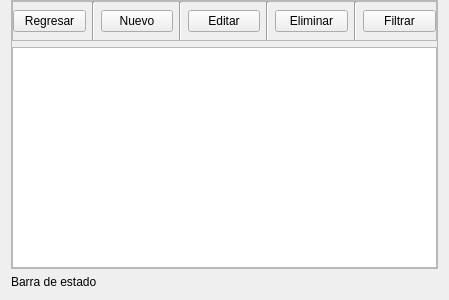
The window that view/ui/product_management.ui (R0land013/blue-pos) describes before a commit, drawn with Qt 5.
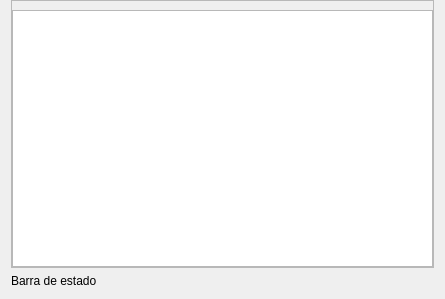
The same window after the commit.

Diff of the .ui file:
```diff
--- a/view/ui/product_management.ui
+++ b/view/ui/product_management.ui
@@ -6,8 +6,8 @@
    <rect>
     <x>0</x>
     <y>0</y>
-    <width>443</width>
-    <height>300</height>
+    <width>445</width>
+    <height>299</height>
    </rect>
   </property>
   <property name="windowTitle">
@@ -30,7 +30,7 @@
        <number>0</number>
       </property>
       <property name="topMargin">
-       <number>0</number>
+       <number>3</number>
       </property>
       <property name="rightMargin">
        <number>0</number>
@@ -39,105 +39,16 @@
        <number>0</number>
       </property>
       <item>
-       <widget class="QFrame" name="frame">
-        <property name="minimumSize">
-         <size>
-          <width>425</width>
-          <height>40</height>
-         </size>
-        </property>
-        <property name="maximumSize">
-         <size>
-          <width>16777215</width>
-          <height>40</height>
-         </size>
-        </property>
+       <widget class="QFrame" name="tool_bar_frame">
         <property name="frameShape">
          <enum>QFrame::StyledPanel</enum>
         </property>
         <property name="frameShadow">
          <enum>QFrame::Raised</enum>
         </property>
-        <layout class="QHBoxLayout" name="horizontalLayout">
-         <property name="spacing">
-          <number>6</number>
-         </property>
-         <property name="leftMargin">
-          <number>0</number>
-         </property>
-         <property name="topMargin">
-          <number>0</number>
-         </property>
-         <property name="rightMargin">
-          <number>0</number>
-         </property>
-         <property name="bottomMargin">
-          <number>0</number>
-         </property>
-         <item>
-          <widget class="QPushButton" name="back_button">
-           <property name="text">
-            <string>Regresar</string>
-           </property>
-          </widget>
-         </item>
-         <item>
-          <widget class="Line" name="line">
-           <property name="orientation">
-            <enum>Qt::Vertical</enum>
-           </property>
-          </widget>
-         </item>
-         <item>
-          <widget class="QPushButton" name="new_button">
-           <property name="text">
-            <string>Nuevo</string>
-           </property>
-          </widget>
-         </item>
-         <item>
-          <widget class="Line" name="line_4">
-           <property name="orientation">
-            <enum>Qt::Vertical</enum>
-           </property>
-          </widget>
-         </item>
-         <item>
-          <widget class="QPushButton" name="edit_button">
-           <property name="text">
-            <string>Editar</string>
-           </property>
-          </widget>
-         </item>
-         <item>
-          <widget class="Line" name="line_2">
-           <property name="orientation">
-            <enum>Qt::Vertical</enum>
-           </property>
-          </widget>
-         </item>
-         <item>
-          <widget class="QPushButton" name="delete_button">
-           <property name="text">
-            <string>Eliminar</string>
-           </property>
-          </widget>
-         </item>
-         <item>
-          <widget class="Line" name="line_3">
-           <property name="orientation">
-            <enum>Qt::Vertical</enum>
-           </property>
-          </widget>
-         </item>
-         <item>
-          <widget class="QPushButton" name="filter_button">
-           <property name="text">
-            <string>Filtrar</string>
-           </property>
-          </widget>
-         </item>
-        </layout>
+        <property name="lineWidth">
+         <number>1</number>
+        </property>
        </widget>
       </item>
       <item>
```
Left out of the diff: 6 changed lines with no effect on the pictures.
